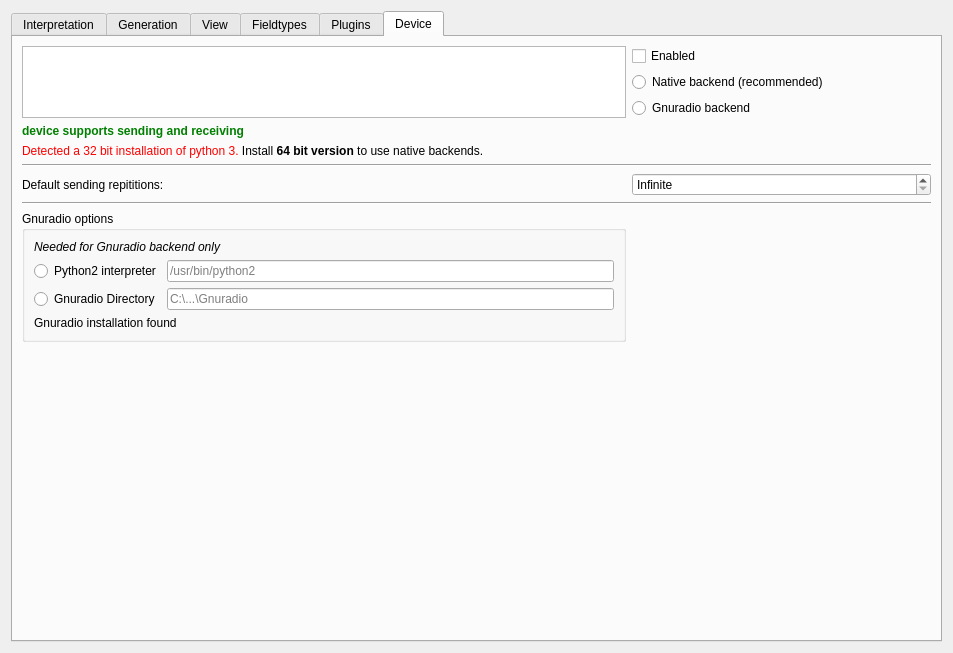
First picture: the form in ui/options.ui, repository jopohl/urh, before the edit.
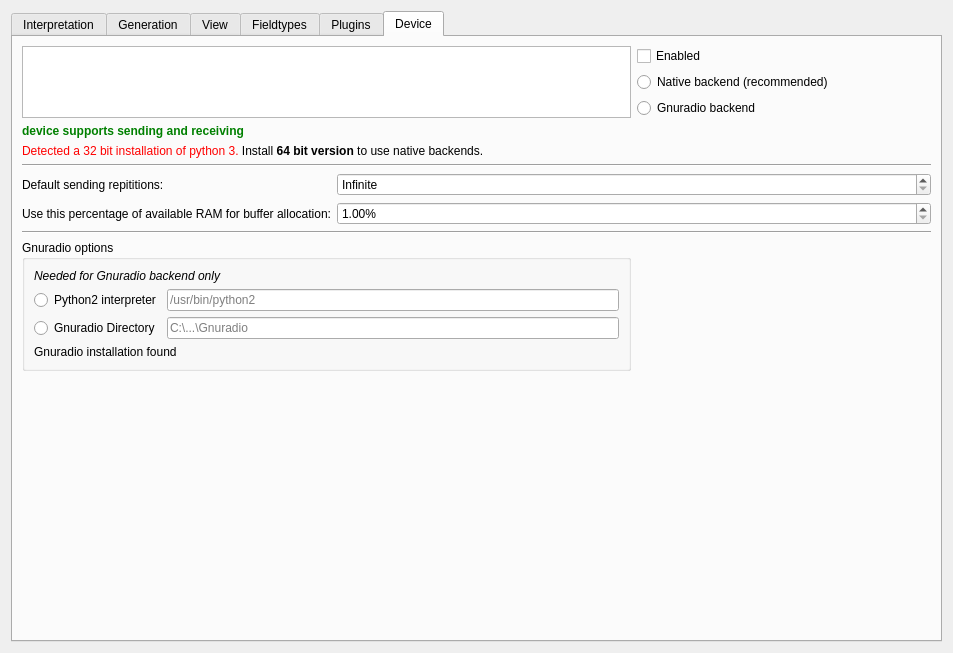
Second picture: the form after the edit. Icons and pictures are not drawn. Custom widgets are drawn as their Qt base class.

Commit message: show relative receive buffer full + make receive buffer size configurable

Diff of the .ui file:
```diff
--- a/ui/options.ui
+++ b/ui/options.ui
@@ -437,30 +437,14 @@
          </property>
         </widget>
        </item>
-       <item row="7" column="2">
-        <widget class="QSpinBox" name="spinBoxNumSendingRepeats">
-         <property name="specialValueText">
-          <string>Infinite</string>
-         </property>
-         <property name="showGroupSeparator" stdset="0">
-          <bool>false</bool>
-         </property>
-         <property name="maximum">
-          <number>999999999</number>
-         </property>
-         <property name="displayIntegerBase">
-          <number>10</number>
-         </property>
-        </widget>
-       </item>
-       <item row="8" column="0" colspan="3">
+       <item row="9" column="0" colspan="3">
         <widget class="Line" name="line_2">
          <property name="orientation">
           <enum>Qt::Horizontal</enum>
          </property>
         </widget>
        </item>
-       <item row="9" column="0" colspan="2">
+       <item row="10" column="0" colspan="2">
         <widget class="QGroupBox" name="groupBox_3">
          <property name="title">
           <string>Gnuradio options</string>
@@ -534,7 +518,7 @@
          </layout>
         </widget>
        </item>
-       <item row="10" column="1">
+       <item row="11" column="1">
         <spacer name="verticalSpacer_3">
          <property name="orientation">
           <enum>Qt::Vertical</enum>
@@ -557,6 +541,42 @@
          </property>
         </widget>
        </item>
+       <item row="8" column="0">
+        <widget class="QLabel" name="label_5">
+         <property name="text">
+          <string>Use this percentage of available RAM for buffer allocation:</string>
+         </property>
+        </widget>
+       </item>
+       <item row="8" column="1" colspan="2">
+        <widget class="QDoubleSpinBox" name="doubleSpinBoxRAMThreshold">
+         <property name="suffix">
+          <string>%</string>
+         </property>
+         <property name="minimum">
+          <double>1.000000000000000</double>
+         </property>
+         <property name="maximum">
+          <double>100.000000000000000</double>
+         </property>
+        </widget>
+       </item>
+       <item row="7" column="1" colspan="2">
+        <widget class="QSpinBox" name="spinBoxNumSendingRepeats">
+         <property name="specialValueText">
+          <string>Infinite</string>
+         </property>
+         <property name="showGroupSeparator" stdset="0">
+          <bool>false</bool>
+         </property>
+         <property name="maximum">
+          <number>999999999</number>
+         </property>
+         <property name="displayIntegerBase">
+          <number>10</number>
+         </property>
+        </widget>
+       </item>
       </layout>
      </widget>
     </widget>
```
The commit also changes 8 other files.
